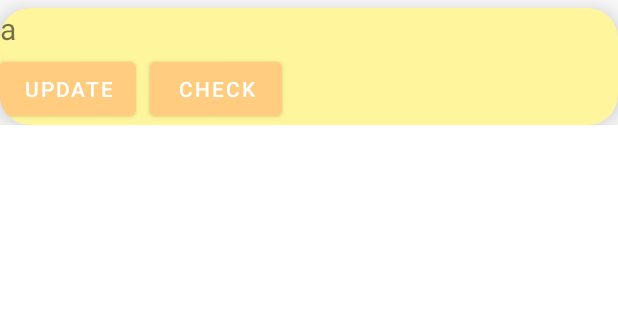
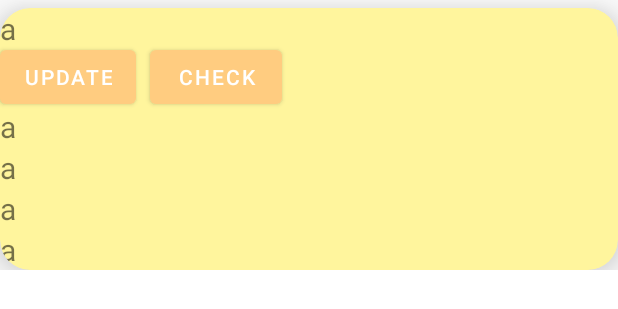
Before and after one commit to ece1778-2021/UHealth, an Android app: the layout medication_unit.xml on its own in the app's theme, with its tools: preview values and no code run, on a phone screen of 412 x 824 dp. Shown: the top 309 px of the screen. Run offline under Robolectric (Android 15) with nearby library versions, the phone set to English and light mode, and no system bars.

Commit message:
medication view changed

```diff
--- a/Uhealth/app/src/main/res/layout/medication_unit.xml
+++ b/Uhealth/app/src/main/res/layout/medication_unit.xml
@@ -24,7 +24,7 @@
         android:layout_width="wrap_content"
         android:layout_height="wrap_content"
 
-        android:layout_marginTop="30dp"
+        android:layout_marginTop="22dp"
 
         android:layout_toEndOf ="@+id/medication_text_unit"
         android:text="UPDATE"
@@ -34,10 +34,46 @@
         android:layout_width="wrap_content"
         android:layout_height="wrap_content"
         android:layout_marginLeft="100dp"
-        android:layout_marginTop="30dp"
+        android:layout_marginTop="22dp"
         android:layout_alignParentEnd="true"
         android:text="CHECK"
         />
+        <LinearLayout
+            android:id="@+id/medication_detail_group"
+            android:layout_width="match_parent"
+            android:layout_height="wrap_content"
+            android:layout_marginTop="65dp"
+
+            android:orientation="vertical">
+            <TextView
+                android:id="@+id/storageview"
+                android:layout_width="match_parent"
+                android:layout_height="wrap_content"
+                android:text="@string/default_str"
+                android:layout_marginTop="0dp"
+                android:textSize="20sp"/>
+            <TextView
+                android:id="@+id/dosisview"
+                android:layout_width="match_parent"
+                android:layout_height="wrap_content"
+                android:text="@string/default_str"
+                android:layout_marginTop="0dp"
+                android:textSize="20sp"/>
+            <TextView
+                android:id="@+id/intervalview"
+                android:layout_width="match_parent"
+                android:layout_height="wrap_content"
+                android:text="@string/default_str"
+                android:layout_marginTop="0dp"
+                android:textSize="20sp"/>
+            <TextView
+                android:id="@+id/nextupdateview"
+                android:layout_width="match_parent"
+                android:layout_height="wrap_content"
+                android:text="@string/default_str"
+                android:layout_marginTop="0dp"
+                android:textSize="20sp"/>
+        </LinearLayout>
         <!-- android:layout_above=-->
         <!-- android:layout_toRightOf=-->
         <!-- android:layout_toLeftOf=-->
```
Also changed, not shown: Uhealth/app/src/main/java/com/example/uhealth/MedicationAdapter.java (+27 -3 lines).
